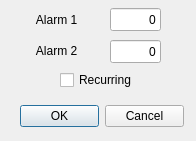
Above: Resources/AlarmSetupDialog.ui from paulz1/ptimer before the change. Below: the same form after it.
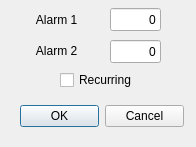
That is the form after the change. Icons and pictures are not drawn.

Commit message: Remake buttons layout.

```diff
--- a/Resources/AlarmSetupDialog.ui
+++ b/Resources/AlarmSetupDialog.ui
@@ -7,13 +7,13 @@
     <x>0</x>
     <y>0</y>
     <width>196</width>
-    <height>141</height>
+    <height>147</height>
    </rect>
   </property>
   <property name="maximumSize">
    <size>
-    <width>234</width>
-    <height>141</height>
+    <width>640</width>
+    <height>320</height>
    </size>
   </property>
   <property name="windowTitle">
```
The commit also changes 1 other file.
